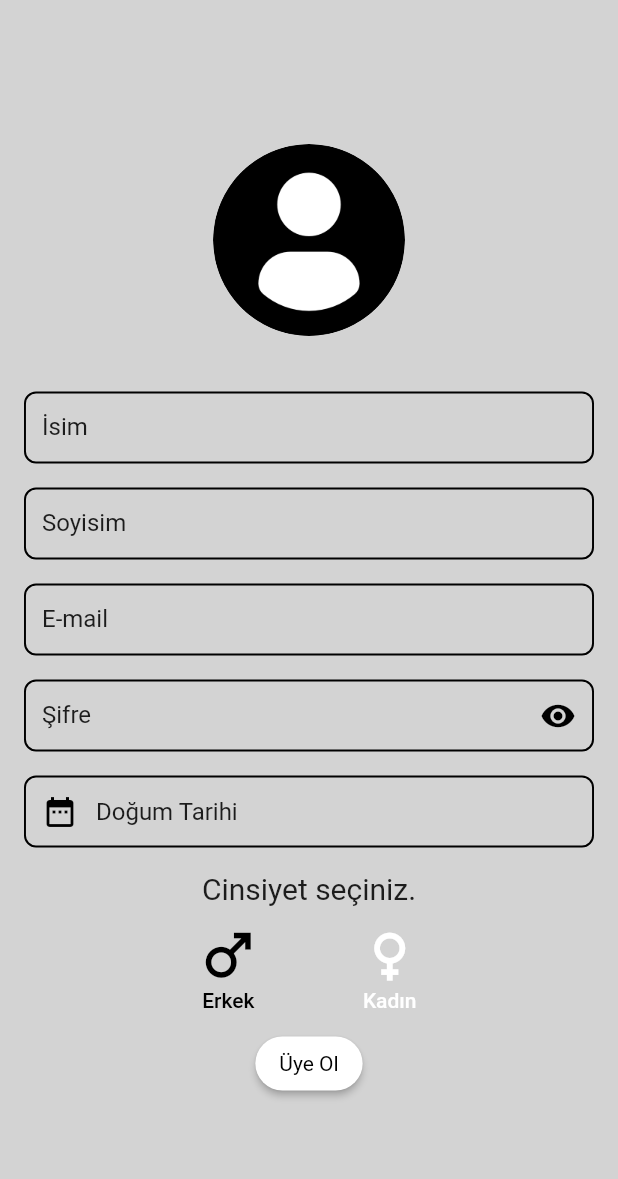
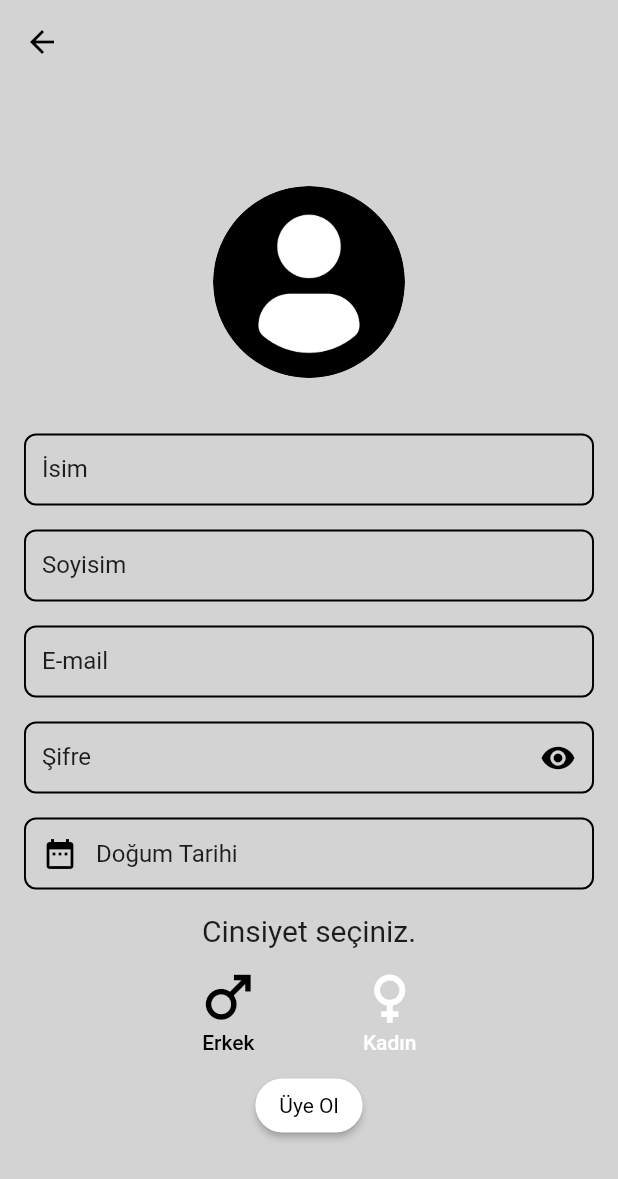
Before and after one commit to ResulAkkiz/citylover, a Flutter app: the screen it shows after launch, after a tap on "Üye Ol", on a phone screen of 412 x 824 dp. Shown: the top 1179 px of the screen. Run offline on Flutter 3.47's test engine with Material 2 defaults, Android fonts, the phone set to English and light mode, and no system bars; our stand-ins replace cloud_firestore, csc_picker, firebase_auth, firebase_core, firebase_storage, image_picker; accounts and stored records are empty.

Commit message:
bug fixing

```diff
--- /dev/null
+++ b/lib/app_contants/string_generator.dart
@@ -0,0 +1,7 @@
+import 'dart:math';
+
+const _chars = 'AaBbCcDdEeFfGgHhIiJjKkLlMmNnOoPpQqRrSsTtUuVvWwXxYyZz1234567890';
+Random _rnd = Random();
+
+String getRandomString(int length) => String.fromCharCodes(Iterable.generate(
+    length, (_) => _chars.codeUnitAt(_rnd.nextInt(_chars.length))));
--- a/lib/main.dart
+++ b/lib/main.dart
@@ -1,7 +1,9 @@
 import 'package:citylover/app_contants/custom_theme.dart';
-import 'package:citylover/pages/firstpage/first_page.dart';
+import 'package:citylover/pages/splashpage/splash_page.dart';
+import 'package:citylover/viewmodel/user_view_model.dart';
 import 'package:firebase_core/firebase_core.dart';
 import 'package:flutter/material.dart';
+import 'package:provider/provider.dart';
 
 void main() async {
   WidgetsFlutterBinding.ensureInitialized();
@@ -13,11 +15,17 @@ class MyApp extends StatelessWidget {
   const MyApp({super.key});
   @override
   Widget build(BuildContext context) {
-    return MaterialApp(
-      title: 'Flutter Demo',
-      theme: customTheme,
-      debugShowCheckedModeBanner: false,
-      home: const FirstPage(),
+    return MultiProvider(
+      providers: [
+        ChangeNotifierProvider(
+          create: (context) => UserViewModel(),
+        )
+      ],
+      child: MaterialApp(
+        theme: customTheme,
+        debugShowCheckedModeBanner: false,
+        home: const SplashScreen(),
+      ),
     );
   }
 }
--- a/lib/pages/authentication/signup_page.dart
+++ b/lib/pages/authentication/signup_page.dart
@@ -1,10 +1,12 @@
 import 'dart:io';
 
 import 'package:citylover/app_contants/app_extensions.dart';
+import 'package:citylover/app_contants/string_generator.dart';
 import 'package:citylover/common_widgets/datetime_picker_widget.dart';
+import 'package:citylover/viewmodel/user_view_model.dart';
 import 'package:flutter/material.dart';
 import 'package:image_picker/image_picker.dart';
-import 'package:intl/intl.dart';
+import 'package:provider/provider.dart';
 
 class SignupPage extends StatefulWidget {
   const SignupPage({super.key});
@@ -35,11 +37,16 @@ class _SignupPageState extends State<SignupPage> {
     'Kadın': Icons.female,
   };
 
-  DateTime dateTime = DateTime.now();
+  DateTime birthdate = DateTime.now();
 
   @override
   Widget build(BuildContext context) {
+    final userViewModel = Provider.of<UserViewModel>(context);
     return Scaffold(
+      appBar: AppBar(
+        elevation: 0,
+        backgroundColor: Colors.transparent,
+      ),
       body: Form(
         key: formKey,
         child: Center(
@@ -187,7 +194,7 @@ class _SignupPageState extends State<SignupPage> {
                             },
                             onSelected: (DateTime date) {
                               setState(() {
-                                dateTime = date;
+                                birthdate = date;
                               });
                             },
                             controller: birthdateController,
@@ -242,11 +249,22 @@ class _SignupPageState extends State<SignupPage> {
                               ),
                             ),
                             ElevatedButton(
-                              onPressed: () {
+                              onPressed: () async {
                                 if (userPhoto != null) {
                                   formKey.currentState!.save();
                                   if (formKey.currentState!.validate()) {
-                                    debugPrint('Başarılı');
+                                    userViewModel.createEmailPassword(
+                                        email: emailController.text,
+                                        password: passwordController.text,
+                                        birthdate: birthdate,
+                                        name: nameController.text,
+                                        surname: surnameController.text,
+                                        userGender: choose.toString(),
+                                        userProfilePict:
+                                            await userViewModel.uploadFile(
+                                                getRandomString(12),
+                                                'profilephoto',
+                                                userPhoto!));
                                   }
                                   isErrorVisible = false;
                                 } else {
--- a/lib/pages/firstpage/first_page.dart
+++ b/lib/pages/firstpage/first_page.dart
@@ -2,7 +2,7 @@ import 'package:citylover/app_contants/app_extensions.dart';
 import 'package:citylover/pages/authentication/login_page.dart';
 import 'package:citylover/pages/authentication/signup_page.dart';
 import 'package:citylover/pages/homepage/home_page.dart';
-import 'package:citylover/service/country_service.dart';
+import 'package:csc_picker/csc_picker.dart';
 import 'package:flutter/material.dart';
 
 class FirstPage extends StatefulWidget {
@@ -13,6 +13,10 @@ class FirstPage extends StatefulWidget {
 }
 
 class _FirstPageState extends State<FirstPage> {
+  String countryValue = "";
+  String stateValue = "";
+  String cityValue = "";
+  String address = "";
   @override
   void didChangeDependencies() {
     super.didChangeDependencies();
@@ -29,31 +33,109 @@ class _FirstPageState extends State<FirstPage> {
             children: [
               Padding(
                 padding: const EdgeInsets.symmetric(horizontal: 36.0),
-                child: Column(
-                  children: [
-                    DropdownButtonFormField<String>(
-                      items: const [
-                        DropdownMenuItem(
-                          child: Text('Ülke'),
-                        )
-                      ],
-                      onChanged: (value) {},
+                child: CSCPicker(
+                  layout: Layout.vertical,
+
+                  ///Enable disable state dropdown [OPTIONAL PARAMETER]
+                  showStates: true,
+
+                  /// Enable disable city drop down [OPTIONAL PARAMETER]
+                  showCities: false,
+
+                  ///Enable (get flag with country name) / Disable (Disable flag) / ShowInDropdownOnly (display flag in dropdown only) [OPTIONAL PARAMETER]
+                  flagState: CountryFlag.SHOW_IN_DROP_DOWN_ONLY,
+
+                  ///Dropdown box decoration to style your dropdown selector [OPTIONAL PARAMETER] (USE with disabledDropdownDecoration)
+                  dropdownDecoration: BoxDecoration(
+                    border: Border.all(
+                      color: const Color(0xff000000),
+                      width: 1.3,
+                      style: BorderStyle.solid,
                     ),
-                    DropdownButtonFormField<String>(
-                      items: const [
-                        DropdownMenuItem(
-                          child: Text('Şehir'),
-                        )
-                      ],
-                      onChanged: (value) {},
-                    )
-                  ],
-                ).separated(
-                  const SizedBox(
-                    height: 16,
+                    borderRadius: const BorderRadius.all(Radius.circular(8.0)),
                   ),
+
+                  ///Disabled Dropdown box decoration to style your dropdown selector [OPTIONAL PARAMETER]  (USE with disabled dropdownDecoration)
+                  disabledDropdownDecoration: BoxDecoration(
+                      borderRadius: const BorderRadius.all(Radius.circular(10)),
+                      color: Colors.grey.shade300,
+                      border:
+                          Border.all(color: Colors.grey.shade300, width: 1)),
+
+                  countrySearchPlaceholder: "Ülke",
+                  stateSearchPlaceholder: "Şehir",
+                  citySearchPlaceholder: "İlçe",
+
+                  countryDropdownLabel: "*Ülke",
+                  stateDropdownLabel: "*Şehir",
+                  cityDropdownLabel: "*İlçe",
+
+                  ///Disable country dropdown (Note: use it with default country)
+                  //disableCountry: true,
+
+                  ///Country Filter [OPTIONAL PARAMETER]
+                  // countryFilter: const [
+                  //   CscCountry.India,
+                  //   CscCountry.United_States,
+                  //   CscCountry.Canada,
+                  //   CscCountry.Turkey,
+                  // ],
+
+                  ///selected item style [OPTIONAL PARAMETER]
+                  selectedItemStyle: const TextStyle(
+                    color: Colors.black,
+                    fontSize: 14,
+                  ),
+                  dropdownHeadingStyle: const TextStyle(
+                      color: Colors.black,
+                      fontSize: 17,
+                      fontWeight: FontWeight.bold),
+                  dropdownItemStyle: const TextStyle(
+                    color: Colors.black,
+                    fontSize: 14,
+                  ),
+                  dropdownDialogRadius: 10.0,
+                  searchBarRadius: 10.0,
+                  onCountryChanged: (value) {
+                    setState(() {
+                      countryValue = value;
+                    });
+                  },
+                  onCityChanged: (value) {},
+                  onStateChanged: (value) {
+                    setState(() {
+                      stateValue = value ?? '';
+                    });
+                  },
                 ),
               ),
+              // Padding(
+              //   padding: const EdgeInsets.symmetric(horizontal: 36.0),
+              //   child: Column(
+              //     children: [
+              //       DropdownButtonFormField<String>(
+              //         items: const [
+              //           DropdownMenuItem(
+              //             child: Text('Ülke'),
+              //           )
+              //         ],
+              //         onChanged: (value) {},
+              //       ),
+              //       DropdownButtonFormField<String>(
+              //         items: const [
+              //           DropdownMenuItem(
+              //             child: Text('Şehir'),
+              //           )
+              //         ],
+              //         onChanged: (value) {},
+              //       )
+              //     ],
+              //   ).separated(
+              //     const SizedBox(
+              //       height: 16,
+              //     ),
+              //   ),
+              // ),
               Row(
                 mainAxisAlignment: MainAxisAlignment.spaceAround,
                 children: [
--- a/lib/pages/homepage/widgets/drawer_widget.dart
+++ b/lib/pages/homepage/widgets/drawer_widget.dart
@@ -1,7 +1,9 @@
 import 'package:citylover/app_contants/app_extensions.dart';
 import 'package:citylover/app_contants/custom_clipper.dart';
 import 'package:citylover/pages/profilepage/profile_page.dart';
+import 'package:citylover/viewmodel/user_view_model.dart';
 import 'package:flutter/material.dart';
+import 'package:provider/provider.dart';
 
 class DrawerWidget extends StatefulWidget {
   const DrawerWidget({super.key});
@@ -13,6 +15,7 @@ class DrawerWidget extends StatefulWidget {
 class _DrawerWidgetState extends State<DrawerWidget> {
   @override
   Widget build(BuildContext context) {
+    final userViewModel = Provider.of<UserViewModel>(context);
     return SafeArea(
       child: Drawer(
         width: MediaQuery.of(context).size.width * 0.8,
@@ -132,7 +135,7 @@ class _DrawerWidgetState extends State<DrawerWidget> {
                       )),
                   ListTile(
                       onTap: () {
-                        debugPrint('Oturum Kapatıldı');
+                        userViewModel.signOut();
                       },
                       iconColor: Colors.black,
                       tileColor: Theme.of(context).primaryColor,
--- /dev/null
+++ b/lib/pages/landingpage/landing_page.dart
@@ -0,0 +1,20 @@
+import 'package:citylover/pages/firstpage/first_page.dart';
+import 'package:citylover/pages/homepage/home_page.dart';
+import 'package:citylover/viewmodel/user_view_model.dart';
+import 'package:flutter/material.dart';
+import 'package:provider/provider.dart';
+
+class LandingScreen extends StatelessWidget {
+  const LandingScreen({super.key});
+
+  @override
+  Widget build(BuildContext context) {
+    UserViewModel userViewModel = Provider.of<UserViewModel>(context);
+
+    if (userViewModel.user == null) {
+      return const FirstPage();
+    } else {
+      return const HomePage();
+    }
+  }
+}
--- /dev/null
+++ b/lib/pages/splashpage/splash_page.dart
@@ -0,0 +1,33 @@
+import 'dart:async';
+
+import 'package:citylover/pages/landingpage/landing_page.dart';
+import 'package:flutter/material.dart';
+
+class SplashScreen extends StatefulWidget {
+  const SplashScreen({Key? key}) : super(key: key);
+
+  @override
+  State<SplashScreen> createState() => _SplashScreenState();
+}
+
+class _SplashScreenState extends State<SplashScreen> {
+  @override
+  void initState() {
+    super.initState();
+    Timer(
+        const Duration(seconds: 1),
+        () => Navigator.pushReplacement(context,
+            MaterialPageRoute(builder: (context) => const LandingScreen())));
+  }
+
+  @override
+  Widget build(BuildContext context) {
+    return Scaffold(
+      body: Center(
+        child: ClipRRect(
+            borderRadius: BorderRadius.circular(12.0),
+            child: Image.asset('assets/images/im_city.png', scale: 5)),
+      ),
+    );
+  }
+}
--- a/pubspec.yaml
+++ b/pubspec.yaml
@@ -43,6 +43,7 @@ dependencies:
   provider: ^6.0.5
   http: ^0.13.5
   firebase_core: ^2.5.0
+  csc_picker: ^0.2.7
 
 dev_dependencies:
   flutter_test:
```
Also changed, not shown: lib/common_widgets/custom_model_sheet.dart (added, +42 -0 lines), lib/pages/authentication/login_page.dart (+19 -2 lines), lib/service/firebase_auth_service.dart (+12 -7 lines), lib/viewmodel/user_view_model.dart (+32 -1 lines), pubspec.lock.
